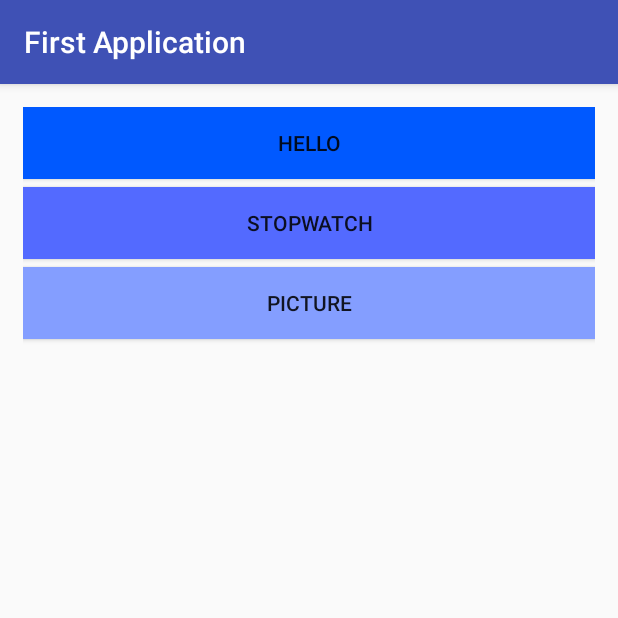
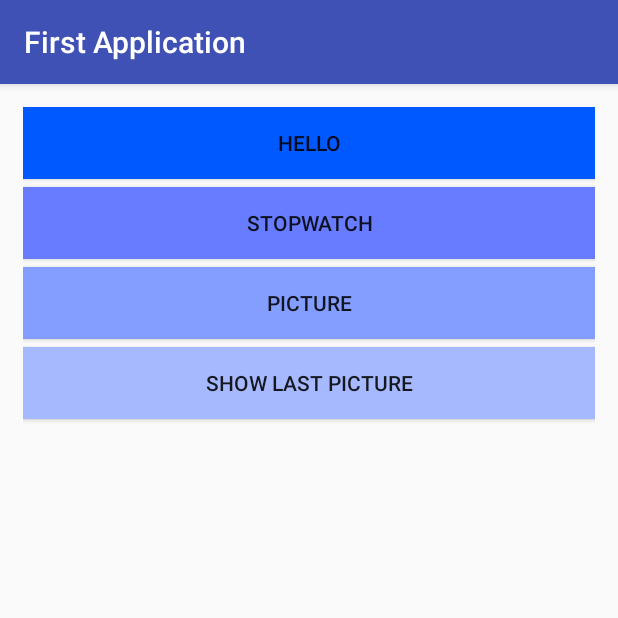
Before and after one commit to pBouillon/L3_Android, an Android app: the screen it shows after launch (MainActivity), on a phone screen of 412 x 824 dp, the top half of it. Run offline under Robolectric (Android 15) with nearby library versions, the phone set to English and light mode, and no system bars.

Commit message:
WiP added picture management and preview

```diff
--- a/TP_1/app/src/main/AndroidManifest.xml
+++ b/TP_1/app/src/main/AndroidManifest.xml
@@ -1,6 +1,10 @@
 <?xml version="1.0" encoding="utf-8"?>
 <manifest xmlns:android="http://schemas.android.com/apk/res/android"
     package="com.example.pierrebouillon.introduction">
+
+    <uses-feature
+        android:name="android.hardware.camera"
+        android:required="true" />
 
     <application
         android:allowBackup="true"
@@ -16,7 +20,7 @@
                 <category android:name="android.intent.category.LAUNCHER" />
             </intent-filter>
         </activity>
-        <activity android:name=".StopwatchActivity"></activity>
+        <activity android:name=".StopwatchActivity" />
     </application>
 
 </manifest>
--- a/TP_1/app/src/main/res/layout/activity_main.xml
+++ b/TP_1/app/src/main/res/layout/activity_main.xml
@@ -28,5 +28,17 @@
         android:text="@string/but_picture"
         android:background="@color/but_picture"
         android:layout_marginBottom="5dp" />
+    <Button
+        android:layout_width="fill_parent"
+        android:layout_height="wrap_content"
+        android:id="@+id/but_show_picture"
+        android:text="@string/but_show_picture"
+        android:background="@color/but_show_picture"
+        android:layout_marginBottom="5dp" />
+    <ImageView
+        android:layout_width="wrap_content"
+        android:layout_height="wrap_content"
+        android:id="@+id/imageView"
+        android:layout_gravity="center_horizontal"/>
 
 </LinearLayout>
--- a/TP_1/app/src/main/res/values/colors.xml
+++ b/TP_1/app/src/main/res/values/colors.xml
@@ -5,8 +5,9 @@
     <color name="colorAccent">#FF4081</color>
 
     <color name="but_hello">#0059ff</color>
-    <color name="but_stopwatch">#536aff</color>
+    <color name="but_stopwatch">#677cff</color>
     <color name="but_picture">#849eff</color>
+    <color name="but_show_picture">#a6b9ff</color>
 
     <color name="but_stopwatch_start">#88ff63</color>
     <color name="but_stopwatch_stop">#ff6a6a</color>
--- a/TP_1/app/src/main/res/values/strings.xml
+++ b/TP_1/app/src/main/res/values/strings.xml
@@ -4,6 +4,7 @@
     <string name="but_hello">Hello</string>
     <string name="but_stopwatch">Stopwatch</string>
     <string name="but_picture">Picture</string>
+    <string name="but_show_picture">Show last picture</string>
 
     <string name="but_stopwatch_start">Start</string>
     <string name="but_stopwatch_stop">Stop</string>
```
Also changed, not shown: TP_1/app/src/main/java/com/example/pierrebouillon/introduction/MainActivity.java (+66 -4 lines).
